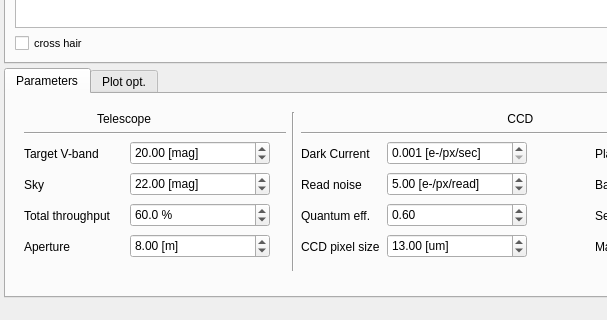
Qt form DetExCal/lib/UI/DetExCal.ui (3fon3fonov/DetExCal) before a commit; both pictures show x 0 to 607 and y 580 to 900 of the 850 by 900 pixel window.
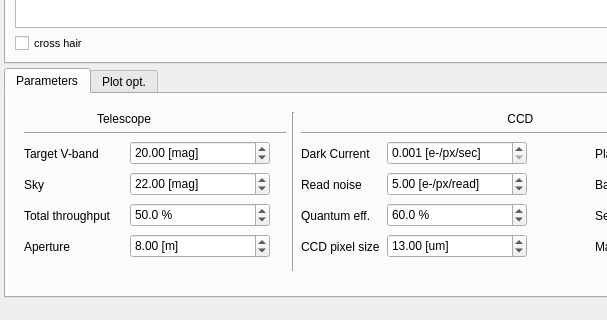
The same form after that commit. Custom widgets are drawn as their Qt base class.

Patch:
```diff
--- a/DetExCal/lib/UI/DetExCal.ui
+++ b/DetExCal/lib/UI/DetExCal.ui
@@ -332,7 +332,7 @@
                     <double>100.000000000000000</double>
                    </property>
                    <property name="value">
-                    <double>60.000000000000000</double>
+                    <double>50.000000000000000</double>
                    </property>
                   </widget>
                  </item>
@@ -548,17 +548,23 @@
                      <height>24</height>
                     </size>
                    </property>
+                   <property name="suffix">
+                    <string> %</string>
+                   </property>
+                   <property name="decimals">
+                    <number>1</number>
+                   </property>
                    <property name="minimum">
-                    <double>0.010000000000000</double>
+                    <double>0.000000000000000</double>
                    </property>
                    <property name="maximum">
-                    <double>1.000000000000000</double>
+                    <double>100.000000000000000</double>
                    </property>
                    <property name="singleStep">
                     <double>0.010000000000000</double>
                    </property>
                    <property name="value">
-                    <double>0.600000000000000</double>
+                    <double>60.000000000000000</double>
                    </property>
                   </widget>
                  </item>
```
Left out of the diff: 2 changed lines with no effect on the pictures.
